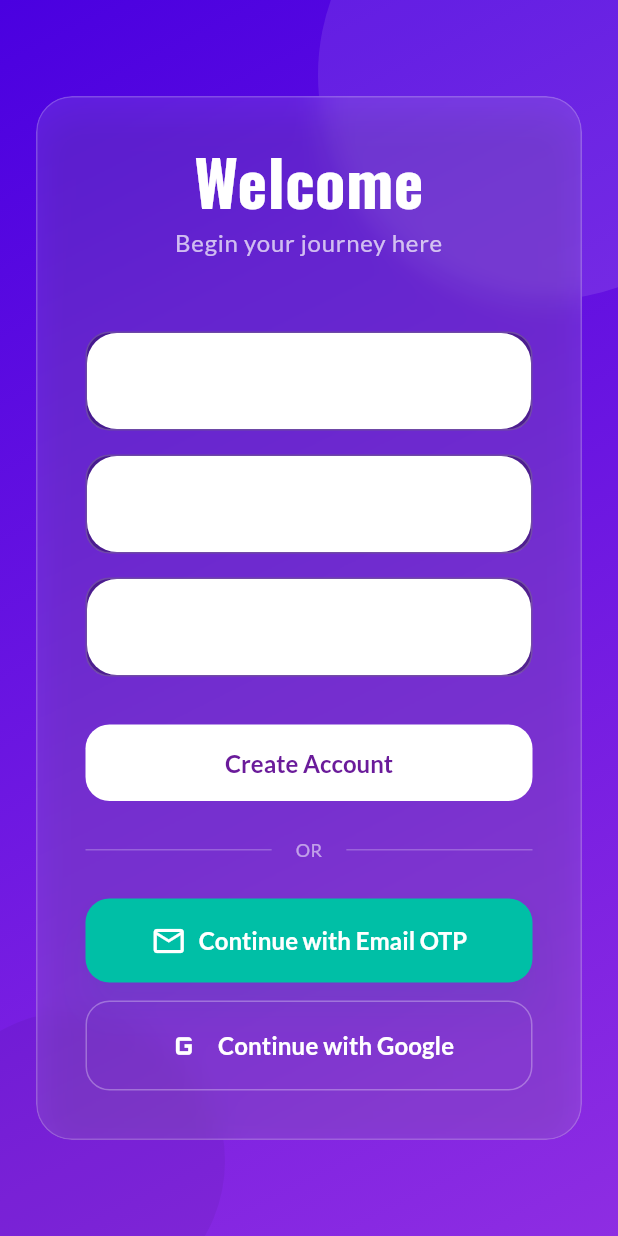
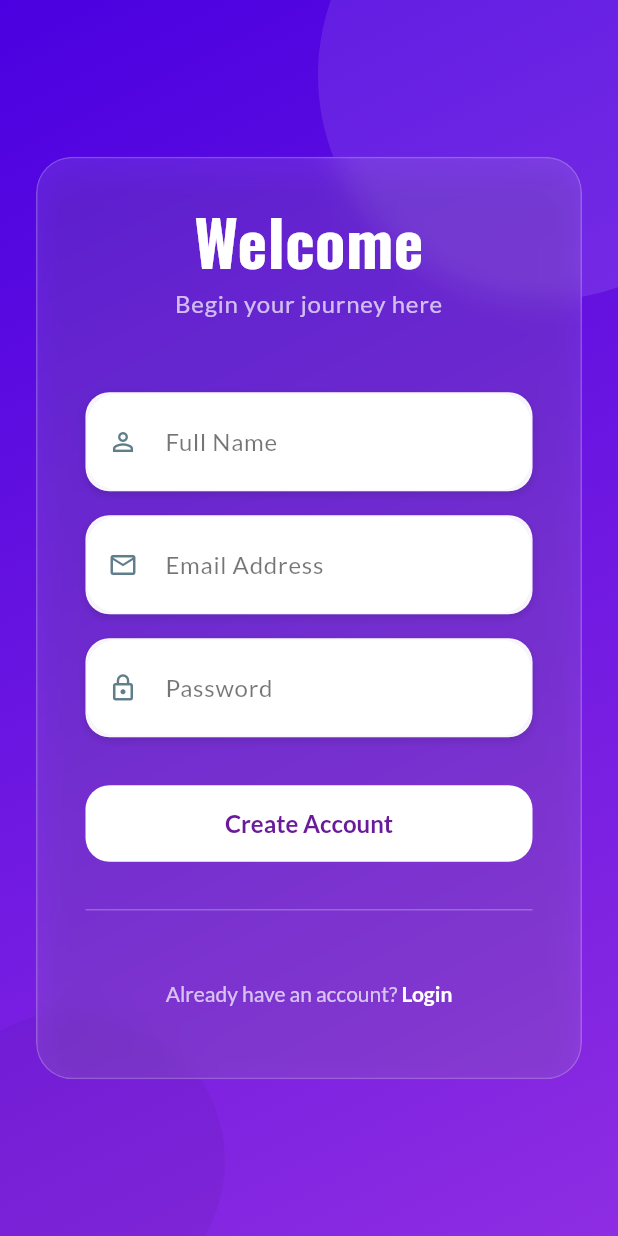
Before and after one commit to maurya-doshi/Travel-App, a Flutter app: the screen it shows after launch, on a phone screen of 412 x 824 dp. Run offline on Flutter 3.47's test engine with Material 3 defaults, Android fonts, the phone set to English and light mode, and no system bars; drawn by our look-alikes of flutter_animate; our stand-ins replace firebase_auth, firebase_core, flutter_map, flutter_riverpod, go_router, google_fonts and 3 more; accounts and stored records are empty.

Commit message:
Fix OTP visibility, add Hybrid Auth (Password/OTP), update DB Schema, and update Context Report

```diff
--- a/lib/core/router/app_router.dart
+++ b/lib/core/router/app_router.dart
@@ -1,19 +1,20 @@
 import 'package:flutter/material.dart';
 import 'package:go_router/go_router.dart';
-import 'package:riverpod_annotation/riverpod_annotation.dart';
+import 'package:flutter_riverpod/flutter_riverpod.dart';
 
 // Import your screens
 import 'package:travel_hackathon/features/auth/presentation/signup_screen.dart';
+import 'package:travel_hackathon/features/auth/presentation/login_screen.dart';
 import 'package:travel_hackathon/core/presentation/scaffold_with_navbar.dart';
 import 'package:travel_hackathon/features/auth/presentation/profile_screen.dart';
 import 'package:travel_hackathon/features/social/presentation/create_event_screen.dart';
 import 'package:travel_hackathon/features/discovery/presentation/city_selection_screen.dart';
 import 'package:travel_hackathon/features/auth/presentation/auth_providers.dart';
-import 'package:travel_hackathon/features/map/presentation/map_screen.dart'; // Assuming this is still needed for the map route
-import 'package:travel_hackathon/features/social/presentation/events_screen.dart'; // Assuming this is still needed for events route
+import 'package:travel_hackathon/features/map/presentation/map_screen.dart';
+import 'package:travel_hackathon/features/social/presentation/events_screen.dart';
 
 final _rootNavigatorKey = GlobalKey<NavigatorState>();
-final _sectionNavigatorKey = GlobalKey<NavigatorState>(); // This might be replaced by specific shell keys
+final _sectionNavigatorKey = GlobalKey<NavigatorState>();
 
 final routerProvider = Provider<GoRouter>((ref) {
   // Global key for valid context in shell
@@ -29,10 +30,11 @@ final routerProvider = Provider<GoRouter>((ref) {
     navigatorKey: _rootNavigatorKey,
     redirect: (context, state) {
       final isLoggedIn = userId != null;
-      final isLoggingIn = state.uri.toString() == '/signup';
+      final path = state.uri.toString();
+      final isAuthRoute = path == '/signup' || path == '/login';
 
-      if (!isLoggedIn && !isLoggingIn) return '/signup';
-      if (isLoggedIn && isLoggingIn) return '/';
+      if (!isLoggedIn && !isAuthRoute) return '/signup';
+      if (isLoggedIn && isAuthRoute) return '/map';
 
       return null;
     },
@@ -41,6 +43,10 @@ final routerProvider = Provider<GoRouter>((ref) {
       GoRoute(
         path: '/signup',
         builder: (context, state) => const SignupScreen(),
+      ),
+      GoRoute(
+        path: '/login',
+        builder: (context, state) => const LoginScreen(),
       ),
       // THE SHELL ROUTE (Wraps the tabs)
       StatefulShellRoute.indexedStack(
@@ -61,11 +67,11 @@ final routerProvider = Provider<GoRouter>((ref) {
 
           // BRANCH 2: Events (or Explore based on the new keys)
           StatefulShellBranch(
-            navigatorKey: _shellNavigatorExploreKey, // Assuming this replaces the old events branch
+            navigatorKey: _shellNavigatorExploreKey,
             routes: [
               GoRoute(
-                path: '/events', // Keeping the old path for now, but might be '/explore'
-                builder: (context, state) => const EventsScreen(), // Or CitySelectionScreen
+                path: '/events',
+                builder: (context, state) => const EventsScreen(city: 'Bangalore'),
               ),
               GoRoute(
                 path: '/create-event',
--- a/lib/features/auth/data/firebase_auth_repository.dart
+++ b/lib/features/auth/data/firebase_auth_repository.dart
@@ -12,13 +12,28 @@ class FirebaseAuthRepository implements AuthRepository {
   FirebaseAuthRepository(this._apiService);
 
   @override
-  Future<void> requestOtp(String email) async {
+  Future<OtpResponse> sendOtp(String email, {bool isLogin = false}) async {
     throw UnimplementedError('OTP not implemented for Firebase yet');
   }
 
   @override
-  Future<UserModel> verifyOtp(String email, String code) async {
+  Future<SessionResponse> verifyOtp(String email, String code, {String? displayName, String? password}) async {
      throw UnimplementedError('OTP not implemented for Firebase yet');
+  }
+
+  @override
+  Future<SessionResponse> login(String email, String password) async {
+     throw UnimplementedError('Login not implemented for Firebase yet');
+  }
+
+  @override
+  Future<bool> validateSession(String sessionId) async {
+    return _firebaseAuth.currentUser != null;
+  }
+
+  @override
+  Future<void> logout(String sessionId) async {
+    await _firebaseAuth.signOut();
   }
 
   @override
@@ -37,18 +52,7 @@ class FirebaseAuthRepository implements AuthRepository {
     }
   }
 
-  @override
-  Future<UserModel> login(String email, String password) async {
-    try {
-       final credential = await _firebaseAuth.signInWithEmailAndPassword(
-        email: email,
-        password: password
-      );
-      return await _syncUserToBackend(credential.user!, credential.user!.displayName ?? 'User');
-    } catch (e) {
-      throw Exception('Login Failed: $e');
-    }
-  }
+
 
   @override
   Future<UserModel?> getUser(String uid) async {
--- a/lib/features/auth/domain/auth_repository.dart
+++ b/lib/features/auth/domain/auth_repository.dart
@@ -1,12 +1,31 @@
 import 'package:travel_hackathon/features/auth/domain/user_model.dart';
 
+/// OTP Response containing the generated OTP (for hackathon demo)
+class OtpResponse {
+  final bool success;
+  final String message;
+  final String? otp; // Only returned in dev/ethereal mode
+
+  OtpResponse({required this.success, required this.message, this.otp});
+}
+
+/// Session response after successful OTP verification
+class SessionResponse {
+  final String sessionId;
+  final String expiresAt;
+  final UserModel user;
+
+  SessionResponse({required this.sessionId, required this.expiresAt, required this.user});
+}
+
 abstract class AuthRepository {
-  Future<UserModel> login(String email, String password); // Legacy
-  Future<UserModel> register(String email, String password, String displayName); // Legacy
+  Future<SessionResponse> login(String email, String password);
+  Future<UserModel> register(String email, String password, String displayName);
   Future<UserModel?> getUser(String uid);
   Future<UserModel> signInWithGoogle();
 
   // Real OTP Flow
-  Future<void> requestOtp(String email);
-  Future<UserModel> verifyOtp(String email, String code);
+  Future<OtpResponse> sendOtp(String email, {bool isLogin = false});
+  Future<SessionResponse> verifyOtp(String email, String code, {String? displayName, String? password});
+  Future<void> logout(String sessionId);
 }
--- a/lib/features/auth/presentation/signup_screen.dart
+++ b/lib/features/auth/presentation/signup_screen.dart
@@ -27,24 +27,39 @@ class _SignupScreenState extends ConsumerState<SignupScreen> {
       final email = _emailController.text.trim();
       final password = _passwordController.text.trim();
 
-      if (name.isEmpty || email.isEmpty) {
-        throw Exception('Please fill all fields');
+      if (name.isEmpty || email.isEmpty || password.isEmpty) {
+        ScaffoldMessenger.of(context).showSnackBar(
+           const SnackBar(content: Text('Please fill all fields'), backgroundColor: Colors.orangeAccent),
+        );
+        return;
       }
 
-      // Call Auth Repository
-      final user = await ref.read(authRepositoryProvider).register(email, password, name);
+      // Step 1: Send OTP first (Signup Flow)
+      final otpResponse = await ref.read(authRepositoryProvider).sendOtp(email); // isLogin false by default
 
-      // Update Global User State
-      ref.read(currentUserProvider.notifier).state = user.uid;
+      if (!otpResponse.success) {
+         throw Exception(otpResponse.message);
+      }
 
+      // Step 2: Navigate to Verify Screen
       if (mounted) {
-        context.go('/'); // Go to Map
+        Navigator.push(
+          context,
+          MaterialPageRoute(
+            builder: (_) => OtpVerificationScreen(
+              email: email,
+              otpHint: otpResponse.otp,
+              displayName: name,
+              password: password, // Pass password to save after verification
+            ),
+          ),
+        );
       }
     } catch (e) {
       if (mounted) {
         ScaffoldMessenger.of(context).showSnackBar(
           SnackBar(
-            content: Text('Error: $e'),
+            content: Text('Error: ${e.toString().replaceAll("Exception:", "")}'),
             behavior: SnackBarBehavior.floating,
             backgroundColor: Colors.redAccent,
           )
@@ -274,51 +289,28 @@ class _SignupScreenState extends ConsumerState<SignupScreen> {
 
                         Row(children: [
                           Expanded(child: Divider(color: Colors.white24)),
-                          Padding(
-                            padding: const EdgeInsets.symmetric(horizontal: 16),
-                            child: Text("OR", style: GoogleFonts.lato(color: Colors.white54, fontSize: 12)),
-                          ),
-                          Expanded(child: Divider(color: Colors.white24)),
                         ]).animate().fade(delay: 700.ms),
 
                         const SizedBox(height: 24),
 
-                        // EMAIL OTP BUTTON (Primary for Hackathon Challenge)
-                        ElevatedButton.icon(
-                          onPressed: _isLoading ? null : _handleOtpLogin,
-                          icon: const Icon(Icons.email_outlined, size: 24),
-                          label: Text(
-                            'Continue with Email OTP',
-                            style: GoogleFonts.lato(fontSize: 16, fontWeight: FontWeight.bold)
-                          ),
-                          style: ElevatedButton.styleFrom(
-                            backgroundColor: const Color(0xFF00BFA6), // Teal
-                            foregroundColor: Colors.white,
-                            padding: const EdgeInsets.symmetric(vertical: 16),
-                            shape: RoundedRectangleBorder(
-                              borderRadius: BorderRadius.circular(16),
+                        TextButton(
+                          onPressed: () => context.go('/login'),
+                          child: RichText(
+                            text: TextSpan(
+                              text: "Already have an account? ",
+                              style: GoogleFonts.lato(color: Colors.white70),
+                              children: [
+                                TextSpan(
+                                  text: "Login",
+                                  style: GoogleFonts.lato(
+                                    color: Colors.white,
+                                    fontWeight: FontWeight.bold,
+                                  ),
+                                ),
+                              ],
                             ),
                           ),
-                        ).animate().fade(delay: 800.ms).slideY(begin: 0.2),
-
-                        const SizedBox(height: 12),
-
-                        OutlinedButton.icon(
-                          onPressed: _isLoading ? null : _handleGoogleSignIn,
-                          icon: const Icon(Icons.g_mobiledata, size: 28),
-                          label: Text(
-                            'Continue with Google',
-                            style: GoogleFonts.lato(fontSize: 16, fontWeight: FontWeight.w600)
-                          ),
-                          style: OutlinedButton.styleFrom(
-                            foregroundColor: Colors.white,
-                            side: const BorderSide(color: Colors.white30),
-                            padding: const EdgeInsets.symmetric(vertical: 16),
-                            shape: RoundedRectangleBorder(
-                              borderRadius: BorderRadius.circular(16),
-                            ),
-                          ),
-                        ).animate().fade(delay: 900.ms).slideY(begin: 0.2),
+                        ).animate().fade(delay: 800.ms),
                       ],
                     ),
                   ),
@@ -351,18 +343,21 @@ class _GlassTextField extends StatelessWidget {
   Widget build(BuildContext context) {
     return Container(
       decoration: BoxDecoration(
-        color: Colors.black.withOpacity(0.3), // Dark glass for contrast
+        color: Colors.white.withOpacity(0.95), // Corrected visibility
         borderRadius: BorderRadius.circular(16),
         border: Border.all(color: Colors.white.withOpacity(0.2)),
+        boxShadow: [
+           BoxShadow(color: Colors.black12, blurRadius: 4, offset: Offset(0, 2))
+        ]
       ),
       child: TextField(
         controller: controller,
         obscureText: obscureText,
-        style: GoogleFonts.lato(color: Colors.white),
+        style: GoogleFonts.lato(color: Colors.black87), // Dark Text
         decoration: InputDecoration(
-          prefixIcon: Icon(icon, color: Colors.white, size: 20),
+          prefixIcon: Icon(icon, color: Colors.blueGrey, size: 20), // Dark Icon
           hintText: hintText,
-          hintStyle: GoogleFonts.lato(color: Colors.white70), // Distinct white hint
+          hintStyle: GoogleFonts.lato(color: Colors.black54), // Dark Hint
           border: InputBorder.none,
           contentPadding: const EdgeInsets.symmetric(vertical: 20, horizontal: 20),
         ),
```
Also changed, not shown: lib/features/auth/data/api_auth_repository.dart (+64 -32 lines), lib/features/auth/presentation/login_screen.dart (added, +334 -0 lines), lib/features/auth/presentation/otp_verification_screen.dart (+21 -7 lines), 6 other files.
